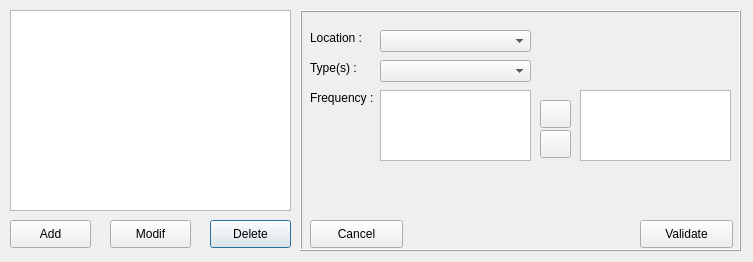
This is UI/structure.ui in anselmia/pump as Qt 5 draws it before an edit. The edited form follows.
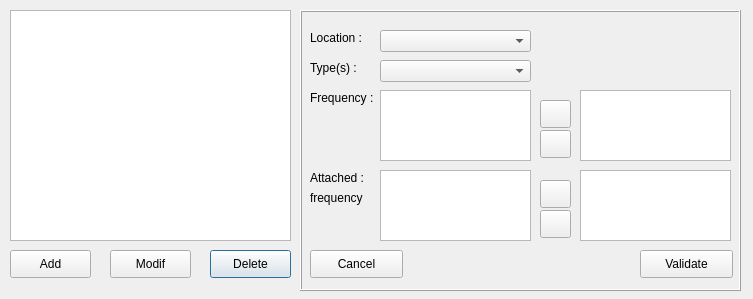
This is the edited form. Icons and pictures are not drawn.

Commit message: redesigned structure ui and corrected unit test

The edit to the form file:
```diff
--- a/UI/structure.ui
+++ b/UI/structure.ui
@@ -7,7 +7,7 @@
     <x>0</x>
     <y>0</y>
     <width>753</width>
-    <height>262</height>
+    <height>299</height>
    </rect>
   </property>
   <property name="windowTitle">
@@ -19,7 +19,7 @@
      <x>0</x>
      <y>0</y>
      <width>301</width>
-     <height>251</height>
+     <height>291</height>
     </rect>
    </property>
    <property name="frameShape">
@@ -32,7 +32,7 @@
     <property name="geometry">
      <rect>
       <x>210</x>
-      <y>220</y>
+      <y>250</y>
       <width>81</width>
       <height>28</height>
      </rect>
@@ -45,7 +45,7 @@
     <property name="geometry">
      <rect>
       <x>10</x>
-      <y>220</y>
+      <y>250</y>
       <width>81</width>
       <height>28</height>
      </rect>
@@ -58,7 +58,7 @@
     <property name="geometry">
      <rect>
       <x>110</x>
-      <y>220</y>
+      <y>250</y>
       <width>81</width>
       <height>28</height>
      </rect>
@@ -73,7 +73,7 @@
       <x>10</x>
       <y>10</y>
       <width>281</width>
-      <height>201</height>
+      <height>231</height>
      </rect>
     </property>
    </widget>
@@ -84,7 +84,7 @@
      <x>300</x>
      <y>10</y>
      <width>441</width>
-     <height>241</height>
+     <height>281</height>
     </rect>
    </property>
    <property name="frameShape">
@@ -97,7 +97,7 @@
     <property name="geometry">
      <rect>
       <x>340</x>
-      <y>210</y>
+      <y>240</y>
       <width>93</width>
       <height>28</height>
      </rect>
@@ -110,7 +110,7 @@
     <property name="geometry">
      <rect>
       <x>10</x>
-      <y>210</y>
+      <y>240</y>
       <width>93</width>
       <height>28</height>
      </rect>
@@ -232,6 +232,86 @@
      </rect>
     </property>
    </widget>
+   <widget class="QLabel" name="label_4">
+    <property name="geometry">
+     <rect>
+      <x>10</x>
+      <y>160</y>
+      <width>71</width>
+      <height>16</height>
+     </rect>
+    </property>
+    <property name="text">
+     <string>Attached :</string>
+    </property>
+   </widget>
+   <widget class="QListView" name="attfreqlist">
+    <property name="geometry">
+     <rect>
+      <x>80</x>
+      <y>160</y>
+      <width>151</width>
+      <height>71</height>
+     </rect>
+    </property>
+   </widget>
+   <widget class="QLabel" name="label_5">
+    <property name="geometry">
+     <rect>
+      <x>10</x>
+      <y>180</y>
+      <width>71</width>
+      <height>16</height>
+     </rect>
+    </property>
+    <property name="text">
+     <string>frequency</string>
+    </property>
+   </widget>
+   <widget class="QPushButton" name="removeattfreqbutton">
+    <property name="geometry">
+     <rect>
+      <x>240</x>
+      <y>200</y>
+      <width>31</width>
+      <height>28</height>
+     </rect>
+    </property>
+    <property name="text">
+     <string/>
+    </property>
+    <property name="icon">
+     <iconset>
+      <normaloff>double-arrow-right-icon.png</normaloff>double-arrow-right-icon.png</iconset>
+    </property>
+   </widget>
+   <widget class="QPushButton" name="addattfreqbutton">
+    <property name="geometry">
+     <rect>
+      <x>240</x>
+      <y>170</y>
+      <width>31</width>
+      <height>28</height>
+     </rect>
+    </property>
+    <property name="text">
+     <string/>
+    </property>
+    <property name="icon">
+     <iconset>
+      <normaloff>double-arrow-left-icon.png</normaloff>double-arrow-left-icon.png</iconset>
+    </property>
+   </widget>
+   <widget class="QListView" name="attfreqlist2">
+    <property name="geometry">
+     <rect>
+      <x>280</x>
+      <y>160</y>
+      <width>151</width>
+      <height>71</height>
+     </rect>
+    </property>
+   </widget>
   </widget>
  </widget>
  <resources/>
```
The commit also changes 8 other files.
